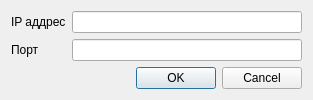
Qt form ethernetsettingwindow.ui (Gorbykov/InterfaceTester) before a commit.
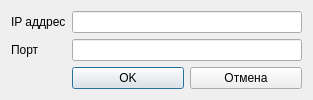
The same form after that commit.

Patch:
```diff
--- a/ethernetsettingwindow.ui
+++ b/ethernetsettingwindow.ui
@@ -7,13 +7,13 @@
     <x>0</x>
     <y>0</y>
     <width>313</width>
-    <height>93</height>
+    <height>95</height>
    </rect>
   </property>
   <property name="windowTitle">
    <string>Dialog</string>
   </property>
-  <layout class="QFormLayout" name="formLayout">
+  <layout class="QGridLayout" name="gridLayout">
    <item row="0" column="0">
     <widget class="QLabel" name="labelIp">
      <property name="text">
@@ -34,15 +34,23 @@
    <item row="1" column="1">
     <widget class="QLineEdit" name="lineEditPort"/>
    </item>
-   <item row="2" column="0" colspan="2">
-    <widget class="QDialogButtonBox" name="buttonBox">
-     <property name="orientation">
-      <enum>Qt::Horizontal</enum>
-     </property>
-     <property name="standardButtons">
-      <set>QDialogButtonBox::Cancel|QDialogButtonBox::Ok</set>
-     </property>
-    </widget>
+   <item row="2" column="1">
+    <layout class="QHBoxLayout" name="horizontalLayout_2">
+     <item>
+      <widget class="QPushButton" name="pushButtonOK">
+       <property name="text">
+        <string>OK</string>
+       </property>
+      </widget>
+     </item>
+     <item>
+      <widget class="QPushButton" name="pushButtonCancel">
+       <property name="text">
+        <string>Отмена</string>
+       </property>
+      </widget>
+     </item>
+    </layout>
    </item>
   </layout>
  </widget>
```
Left out of the diff: 35 changed lines with no effect on the pictures.
